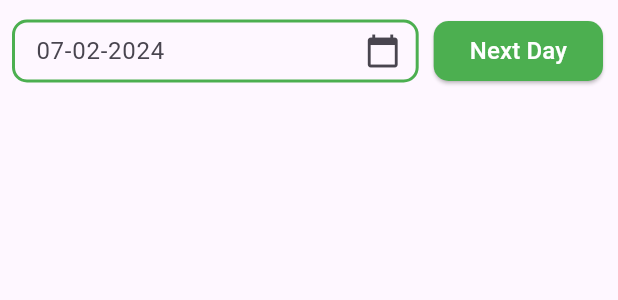
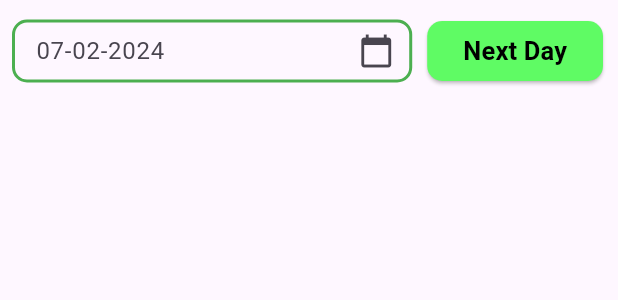
Before and after one commit to SujalIt/LetsPlay, a Flutter app: the Datepiker widget shown alone on an empty page, opened directly, on a phone screen of 412 x 824 dp. Shown: the top 300 px of the screen. Run offline on Flutter 3.47's test engine with Material 3 defaults, Android fonts, the phone set to English and light mode, and no system bars; our stand-ins replace auto_size_text, carousel_slider, share_plus, smooth_page_indicator, supabase_flutter; accounts and stored records are empty; network calls fail.

Commit message:
changing color and font size

```diff
--- a/lib/datepiker.dart
+++ b/lib/datepiker.dart
@@ -84,13 +84,13 @@ class _DatepikerState extends State<Datepiker> {
                             borderRadius: BorderRadius.all(
                                 Radius.circular(10)))),
                     backgroundColor:
-                    MaterialStatePropertyAll(Colors.green)),
+                    MaterialStatePropertyAll(Color.fromARGB(255, 95, 251, 100),)),
                 child: const Text(
                   'Next Day',
                   style: TextStyle(
-                    fontSize: 16,
-                    fontWeight: FontWeight.w500,
-                    color: Colors.white,
+                    fontSize: 17,
+                    fontWeight: FontWeight.w600,
+                    color: Colors.black,
                   ),
                 )),
           ),
--- a/lib/firstpage.dart
+++ b/lib/firstpage.dart
@@ -16,8 +16,7 @@ class MyfirstpageState extends State<Myfirstpage> {
   Widget build(BuildContext context) {
     return Scaffold(
       appBar: AppBar(
-        backgroundColor: Colors.green,
-
+        backgroundColor: Color.fromARGB(255, 95, 251, 100),
         title: const Text('LetsPlay',style: TextStyle(fontSize: 28,fontWeight: FontWeight.w600,),),
         centerTitle: true,
         actions: [
--- a/lib/infoscreen.dart
+++ b/lib/infoscreen.dart
@@ -67,7 +67,7 @@ class _information_ScreenState extends State<information_Screen> {
     return Scaffold(
       appBar: AppBar(
         automaticallyImplyLeading: false,
-        backgroundColor: Colors.green,
+        backgroundColor: Color.fromARGB(255, 95, 251, 100),
         leading: GestureDetector(
           onTap: () {
             Navigator.pop(context);
--- a/lib/main.dart
+++ b/lib/main.dart
@@ -19,12 +19,9 @@ class MyApp extends StatelessWidget {
     return MaterialApp(
       initialRoute: "f",
       routes: {
-        "f":(context) => RedirectingPage(),
+        "f":(context) => const RedirectingPage(),
       },
       debugShowCheckedModeBanner: false,
-      theme: ThemeData(
-        primarySwatch: Colors.green,
-      ),
     );
   }
 }
--- a/lib/searchBarWithApi.dart
+++ b/lib/searchBarWithApi.dart
@@ -158,12 +158,13 @@ class _apiIntigration extends State<apiIntigration> {
                                               borderRadius: BorderRadius.all(
                                                   Radius.circular(3)))),
                                       backgroundColor:
-                                          MaterialStatePropertyAll(Colors.green)),
+                                          MaterialStatePropertyAll(Color.fromARGB(255, 95, 251, 100),)),
                                   child: const Text(
                                     'Check availability',
                                     style: TextStyle(
-                                      color: Colors.white,
+                                      color: Colors.black,
                                       fontSize: 13,
+                                      fontWeight: FontWeight.w600
                                     ),
                                   )),
                                                         )
```
